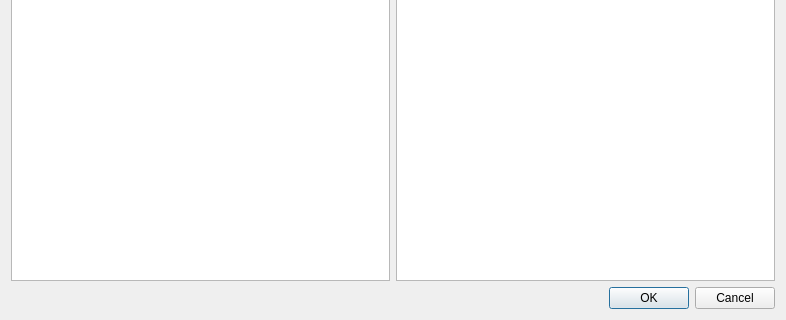
kostin1221/Psi-massmail-plugin, file senddialog.ui: the form before one commit; both pictures show x 0 to 786 and y 202 to 522 of the 786 by 522 pixel window.
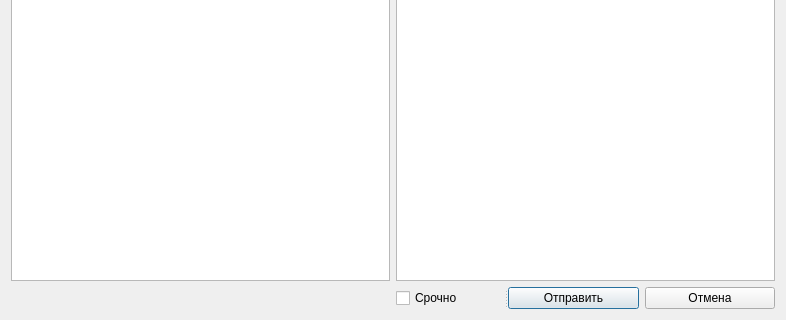
The form after the commit.

```diff
--- a/senddialog.ui
+++ b/senddialog.ui
@@ -33,17 +33,34 @@
    <item row="0" column="1">
     <widget class="QPlainTextEdit" name="messageEditor"/>
    </item>
-   <item row="1" column="0" colspan="2">
-    <widget class="QDialogButtonBox" name="buttonBox">
+   <item row="1" column="1">
+    <widget class="QSplitter" name="splitter">
      <property name="orientation">
       <enum>Qt::Horizontal</enum>
      </property>
-     <property name="standardButtons">
-      <set>QDialogButtonBox::Cancel|QDialogButtonBox::Ok</set>
-     </property>
-     <property name="centerButtons">
-      <bool>false</bool>
-     </property>
+     <widget class="QCheckBox" name="srochnoChk">
+      <property name="text">
+       <string>Срочно</string>
+      </property>
+     </widget>
+     <widget class="QWidget" name="">
+      <layout class="QHBoxLayout" name="horizontalLayout">
+       <item>
+        <widget class="QPushButton" name="SendBtn">
+         <property name="text">
+          <string>Отправить</string>
+         </property>
+        </widget>
+       </item>
+       <item>
+        <widget class="QPushButton" name="CancelBtn">
+         <property name="text">
+          <string>Отмена</string>
+         </property>
+        </widget>
+       </item>
+      </layout>
+     </widget>
     </widget>
    </item>
   </layout>
```
Left out of the diff: 67 changed lines with no effect on the pictures.
